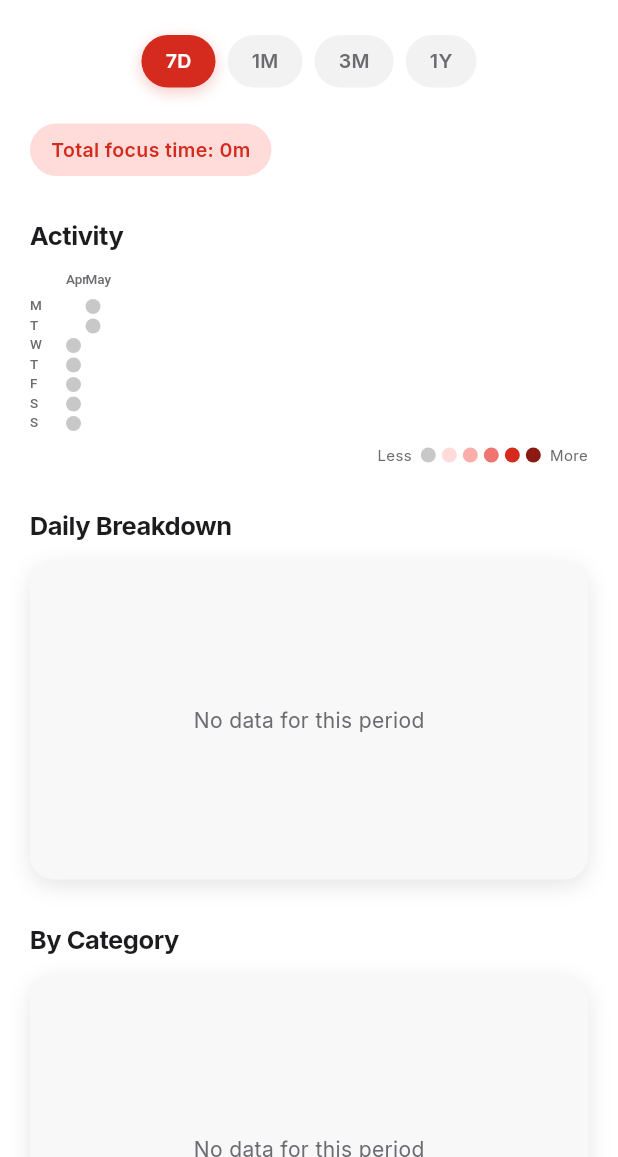
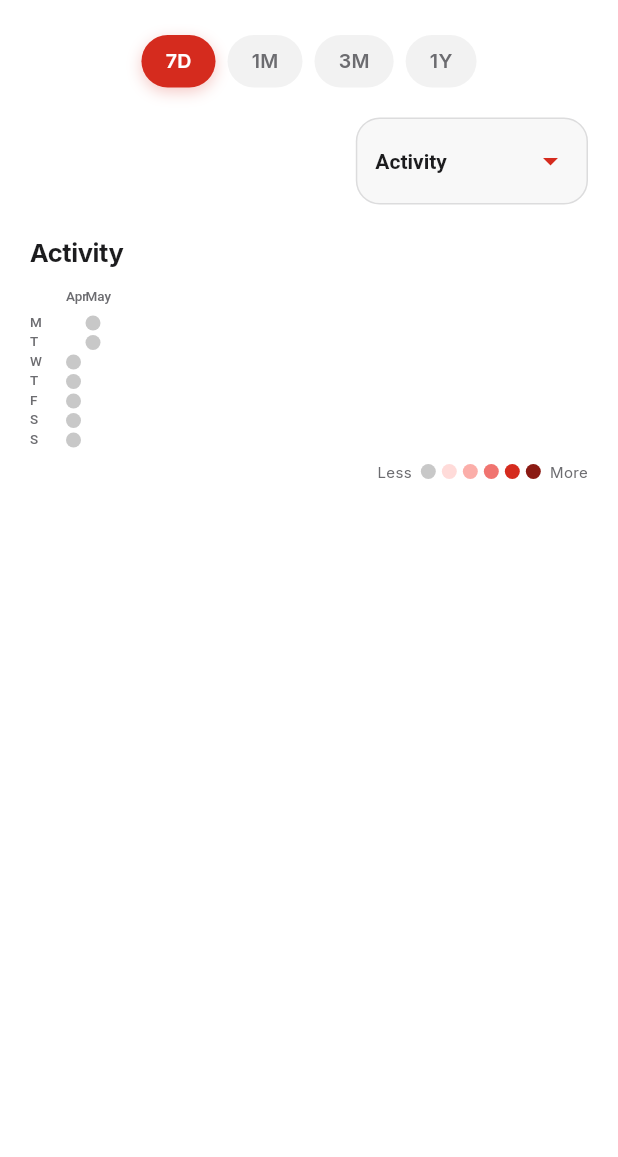
Before and after one commit to NguyenMinhPNT/Strange, a Flutter app: the _StatsView screen opened directly, on a phone screen of 412 x 824 dp, the part 79-1236 px from its top. Run offline on Flutter 3.47's test engine with Material 3 defaults, Android fonts, the phone set to English and light mode, and no system bars; our stand-ins replace drift, drift_flutter, equatable, fl_chart, flutter_bloc, flutter_colorpicker and 6 more; missing offline and left inert: flutter_foreground_task; accounts and stored records are empty; generated files the repository leaves out were written again.

Commit message:
Update Stats page to use right-aligned dropdown selector for Activity/Daily Breakdown/By Category

```diff
--- a/lib/features/stats/presentation/pages/stats_page.dart
+++ b/lib/features/stats/presentation/pages/stats_page.dart
@@ -107,78 +107,96 @@ class _ErrorBody extends StatelessWidget {
   }
 }
 
-class _LoadedBody extends StatelessWidget {
+class _LoadedBody extends StatefulWidget {
   const _LoadedBody({required this.state});
 
   final StatsLoaded state;
 
   @override
+  State<_LoadedBody> createState() => _LoadedBodyState();
+}
+
+class _LoadedBodyState extends State<_LoadedBody> {
+  static const _sectionLabels = [
+    'Activity',
+    'Daily Breakdown',
+    'By Category',
+  ];
+
+  String _selectedSection = _sectionLabels.first;
+
+  @override
   Widget build(BuildContext context) {
-    final totalHours = state.totalWorkSeconds / 3600;
-    final totalLabel = totalHours >= 1
-        ? '${totalHours.toStringAsFixed(1)}h'
-        : '${state.totalWorkSeconds ~/ 60}m';
-
     return SingleChildScrollView(
       padding: const EdgeInsets.all(20),
       child: Column(
         crossAxisAlignment: CrossAxisAlignment.start,
         children: [
-          // Range selector
           const StatsRangeSelector(),
-          const SizedBox(height: 24),
-
-          // Summary chip
-          _SummaryChip(label: 'Total focus time: $totalLabel'),
-          const SizedBox(height: 28),
-
-          // Heatmap
+          const SizedBox(height: 20),
+          Align(
+            alignment: Alignment.centerRight,
+            child: Container(
+              padding: const EdgeInsets.symmetric(horizontal: 12, vertical: 4),
+              decoration: BoxDecoration(
+                color: AppColors.surfaceElevated,
+                borderRadius: BorderRadius.circular(16),
+                border:
+                    Border.all(color: AppColors.textSecondary.withOpacity(0.2)),
+              ),
+              child: DropdownButtonHideUnderline(
+                child: DropdownButton<String>(
+                  value: _selectedSection,
+                  dropdownColor: AppColors.surfaceElevated,
+                  items: _sectionLabels
+                      .map(
+                        (label) => DropdownMenuItem(
+                          value: label,
+                          child: Text(label,
+                              style: const TextStyle(
+                                  color: AppColors.textPrimary)),
+                        ),
+                      )
+                      .toList(),
+                  onChanged: (value) {
+                    if (value != null) {
+                      setState(() {
+                        _selectedSection = value;
+                      });
+                    }
+                  },
+                  icon: const Icon(Icons.arrow_drop_down,
+                      color: AppColors.primary),
+                  style: const TextStyle(
+                    fontSize: 14,
+                    fontWeight: FontWeight.w600,
+                    color: AppColors.textPrimary,
+                  ),
+                ),
+              ),
+            ),
+          ),
+          const SizedBox(height: 20),
+          if (_selectedSection == 'Activity') ...[
             const StatsSectionHeader(title: 'Activity'),
-          HeatmapCalendar(data: state.heatmap, range: state.range),
+            HeatmapCalendar(
+                data: widget.state.heatmap, range: widget.state.range),
             const SizedBox(height: 6),
             const HeatmapLegend(),
-          const SizedBox(height: 28),
-
-          // Column chart
+          ] else if (_selectedSection == 'Daily Breakdown') ...[
             const StatsSectionHeader(title: 'Daily Breakdown'),
-          _ClayCard(child: ColumnChartWidget(data: state.columns)),
-          const SizedBox(height: 28),
-
-          // Pie chart
+            _ClayCard(child: ColumnChartWidget(data: widget.state.columns)),
+          ] else ...[
             const StatsSectionHeader(title: 'By Category'),
             _ClayCard(
               child: PieChartWidget(
-              slices: state.pieSlices,
-              totalSeconds: state.totalWorkSeconds,
+                slices: widget.state.pieSlices,
+                totalSeconds: widget.state.totalWorkSeconds,
               ),
             ),
+          ],
           const SizedBox(height: 32),
         ],
-      ),
-    );
-  }
-}
-
-class _SummaryChip extends StatelessWidget {
-  const _SummaryChip({required this.label});
-
-  final String label;
-
-  @override
-  Widget build(BuildContext context) {
-    return Container(
-      padding: const EdgeInsets.symmetric(horizontal: 14, vertical: 8),
-      decoration: BoxDecoration(
-        color: AppColors.primaryContainer,
-        borderRadius: BorderRadius.circular(20),
-      ),
-      child: Text(
-        label,
-        style: const TextStyle(
-          fontSize: 13,
-          fontWeight: FontWeight.w600,
-          color: AppColors.primary,
-        ),
       ),
     );
   }
```
Lines whose indentation alone changed are shown as unchanged.
